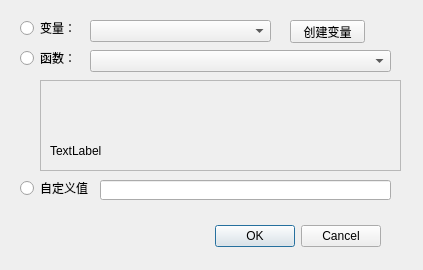
This is Dialogs/dlgeditvalue.ui in wushuangabao/Level_AI_Editor as Qt 5 draws it before an edit. The edited form follows.
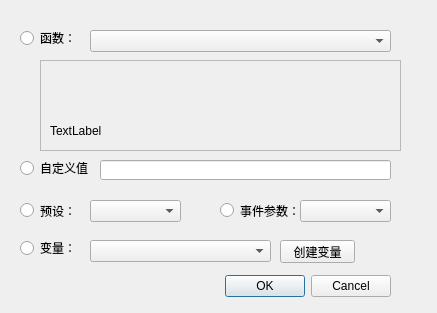
This is the edited form.

```diff
--- a/Dialogs/dlgeditvalue.ui
+++ b/Dialogs/dlgeditvalue.ui
@@ -6,14 +6,14 @@
    <rect>
     <x>0</x>
     <y>0</y>
-    <width>423</width>
-    <height>270</height>
+    <width>437</width>
+    <height>313</height>
    </rect>
   </property>
   <property name="minimumSize">
    <size>
-    <width>423</width>
-    <height>267</height>
+    <width>437</width>
+    <height>313</height>
    </size>
   </property>
   <property name="windowTitle">
@@ -23,8 +23,8 @@
    <property name="geometry">
     <rect>
      <x>40</x>
-     <y>220</y>
-     <width>341</width>
+     <y>270</y>
+     <width>351</width>
      <height>32</height>
     </rect>
    </property>
@@ -39,7 +39,7 @@
    <property name="geometry">
     <rect>
      <x>20</x>
-     <y>20</y>
+     <y>240</y>
      <width>61</width>
      <height>16</height>
     </rect>
@@ -52,7 +52,7 @@
    <property name="geometry">
     <rect>
      <x>20</x>
-     <y>50</y>
+     <y>30</y>
      <width>61</width>
      <height>16</height>
     </rect>
@@ -65,7 +65,7 @@
    <property name="geometry">
     <rect>
      <x>20</x>
-     <y>180</y>
+     <y>160</y>
      <width>71</width>
      <height>16</height>
     </rect>
@@ -78,7 +78,7 @@
    <property name="geometry">
     <rect>
      <x>100</x>
-     <y>180</y>
+     <y>160</y>
      <width>291</width>
      <height>20</height>
     </rect>
@@ -94,7 +94,7 @@
    <property name="geometry">
     <rect>
      <x>90</x>
-     <y>50</y>
+     <y>30</y>
      <width>301</width>
      <height>22</height>
     </rect>
@@ -104,7 +104,7 @@
    <property name="geometry">
     <rect>
      <x>40</x>
-     <y>80</y>
+     <y>60</y>
      <width>361</width>
      <height>91</height>
     </rect>
@@ -144,7 +144,7 @@
    <property name="geometry">
     <rect>
      <x>90</x>
-     <y>20</y>
+     <y>240</y>
      <width>181</width>
      <height>22</height>
     </rect>
@@ -153,8 +153,8 @@
   <widget class="QPushButton" name="btnSetValue">
    <property name="geometry">
     <rect>
-     <x>290</x>
-     <y>20</y>
+     <x>280</x>
+     <y>240</y>
      <width>75</width>
      <height>23</height>
     </rect>
@@ -163,6 +163,58 @@
     <string>创建变量</string>
    </property>
   </widget>
+  <widget class="QRadioButton" name="radioPreset">
+   <property name="geometry">
+    <rect>
+     <x>20</x>
+     <y>200</y>
+     <width>61</width>
+     <height>21</height>
+    </rect>
+   </property>
+   <property name="text">
+    <string>预设：</string>
+   </property>
+  </widget>
+  <widget class="QComboBox" name="comboBox_Enum">
+   <property name="geometry">
+    <rect>
+     <x>90</x>
+     <y>200</y>
+     <width>91</width>
+     <height>22</height>
+    </rect>
+   </property>
+   <property name="whatsThis">
+    <string>&lt;html&gt;&lt;head/&gt;&lt;body&gt;&lt;p&gt;可选枚举、事件参数&lt;/p&gt;&lt;/body&gt;&lt;/html&gt;</string>
+   </property>
+  </widget>
+  <widget class="QComboBox" name="comboBox_EvtParam">
+   <property name="geometry">
+    <rect>
+     <x>300</x>
+     <y>200</y>
+     <width>91</width>
+     <height>22</height>
+    </rect>
+   </property>
+   <property name="whatsThis">
+    <string>&lt;html&gt;&lt;head/&gt;&lt;body&gt;&lt;p&gt;可选枚举、事件参数&lt;/p&gt;&lt;/body&gt;&lt;/html&gt;</string>
+   </property>
+  </widget>
+  <widget class="QRadioButton" name="radioEvtParam">
+   <property name="geometry">
+    <rect>
+     <x>220</x>
+     <y>200</y>
+     <width>81</width>
+     <height>21</height>
+    </rect>
+   </property>
+   <property name="text">
+    <string>事件参数：</string>
+   </property>
+  </widget>
  </widget>
  <resources/>
  <connections>
```
